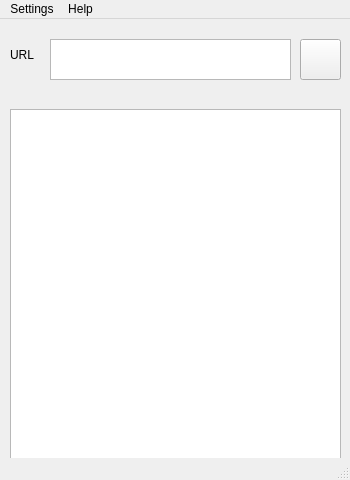
ingbyr/vdm, file app/ui/main_window.ui: the form before one commit.
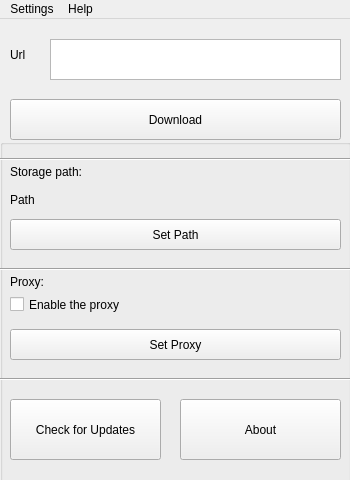
The form after the commit. Icons and pictures are not drawn.

Diff of the .ui file:
```diff
--- a/app/ui/main_window.ui
+++ b/app/ui/main_window.ui
@@ -31,27 +31,7 @@
      </rect>
     </property>
     <property name="text">
-     <string>URL</string>
-    </property>
-   </widget>
-   <widget class="QPushButton" name="button_download">
-    <property name="geometry">
-     <rect>
-      <x>300</x>
-      <y>20</y>
-      <width>41</width>
-      <height>41</height>
-     </rect>
-    </property>
-    <property name="statusTip">
-     <string>Here we go!</string>
-    </property>
-    <property name="styleSheet">
-     <string notr="true">border-image: url(:/res/download.png);
-</string>
-    </property>
-    <property name="text">
-     <string/>
+     <string>Url</string>
     </property>
    </widget>
    <widget class="QTextEdit" name="text_edit_urls">
@@ -59,19 +39,178 @@
      <rect>
       <x>50</x>
       <y>20</y>
-      <width>241</width>
+      <width>291</width>
       <height>41</height>
      </rect>
     </property>
    </widget>
-   <widget class="QListWidget" name="task_widget">
+   <widget class="QGroupBox" name="settingsBox">
+    <property name="geometry">
+     <rect>
+      <x>0</x>
+      <y>120</y>
+      <width>351</width>
+      <height>351</height>
+     </rect>
+    </property>
+    <property name="title">
+     <string/>
+    </property>
+    <widget class="QCheckBox" name="proxy_checkBox">
+     <property name="geometry">
+      <rect>
+       <x>10</x>
+       <y>150</y>
+       <width>151</width>
+       <height>31</height>
+      </rect>
+     </property>
+     <property name="text">
+      <string>Enable the proxy</string>
+     </property>
+    </widget>
+    <widget class="QLabel" name="file_path_label">
+     <property name="geometry">
+      <rect>
+       <x>10</x>
+       <y>50</y>
+       <width>331</width>
+       <height>21</height>
+      </rect>
+     </property>
+     <property name="text">
+      <string>Path</string>
+     </property>
+    </widget>
+    <widget class="QPushButton" name="set_path_button">
+     <property name="geometry">
+      <rect>
+       <x>10</x>
+       <y>80</y>
+       <width>331</width>
+       <height>31</height>
+      </rect>
+     </property>
+     <property name="text">
+      <string>Set Path</string>
+     </property>
+    </widget>
+    <widget class="QPushButton" name="set_proxy_button">
+     <property name="geometry">
+      <rect>
+       <x>10</x>
+       <y>190</y>
+       <width>331</width>
+       <height>31</height>
+      </rect>
+     </property>
+     <property name="text">
+      <string>Set Proxy</string>
+     </property>
+    </widget>
+    <widget class="QPushButton" name="check_update_button">
+     <property name="geometry">
+      <rect>
+       <x>10</x>
+       <y>260</y>
+       <width>151</width>
+       <height>61</height>
+      </rect>
+     </property>
+     <property name="text">
+      <string>Check for Updates</string>
+     </property>
+    </widget>
+    <widget class="QPushButton" name="about_button">
+     <property name="geometry">
+      <rect>
+       <x>180</x>
+       <y>260</y>
+       <width>161</width>
+       <height>61</height>
+      </rect>
+     </property>
+     <property name="text">
+      <string>About</string>
+     </property>
+    </widget>
+    <widget class="QLabel" name="label">
+     <property name="geometry">
+      <rect>
+       <x>10</x>
+       <y>20</y>
+       <width>321</width>
+       <height>25</height>
+      </rect>
+     </property>
+     <property name="text">
+      <string>Storage path:</string>
+     </property>
+    </widget>
+    <widget class="QLabel" name="label_2">
+     <property name="geometry">
+      <rect>
+       <x>10</x>
+       <y>130</y>
+       <width>231</width>
+       <height>25</height>
+      </rect>
+     </property>
+     <property name="text">
+      <string>Proxy:</string>
+     </property>
+    </widget>
+    <widget class="Line" name="line_2">
+     <property name="geometry">
+      <rect>
+       <x>-10</x>
+       <y>230</y>
+       <width>361</width>
+       <height>20</height>
+      </rect>
+     </property>
+     <property name="orientation">
+      <enum>Qt::Horizontal</enum>
+     </property>
+    </widget>
+    <widget class="Line" name="line_3">
+     <property name="geometry">
+      <rect>
+       <x>-10</x>
+       <y>120</y>
+       <width>361</width>
+       <height>20</height>
+      </rect>
+     </property>
+     <property name="orientation">
+      <enum>Qt::Horizontal</enum>
+     </property>
+    </widget>
+   </widget>
+   <widget class="QPushButton" name="button_download">
     <property name="geometry">
      <rect>
       <x>10</x>
-      <y>90</y>
+      <y>80</y>
       <width>331</width>
-      <height>351</height>
+      <height>41</height>
      </rect>
+    </property>
+    <property name="text">
+     <string>Download</string>
+    </property>
+   </widget>
+   <widget class="Line" name="line">
+    <property name="geometry">
+     <rect>
+      <x>0</x>
+      <y>130</y>
+      <width>351</width>
+      <height>20</height>
+     </rect>
+    </property>
+    <property name="orientation">
+     <enum>Qt::Horizontal</enum>
     </property>
    </widget>
   </widget>
@@ -102,11 +241,6 @@
    <addaction name="menu_settings"/>
    <addaction name="menu_help"/>
   </widget>
-  <widget class="QStatusBar" name="status_bar">
-   <property name="enabled">
-    <bool>true</bool>
-   </property>
-  </widget>
   <action name="action_file_path">
    <property name="text">
     <string>File path</string>
```
Left out of the diff: 2 changed lines with no effect on the pictures.
